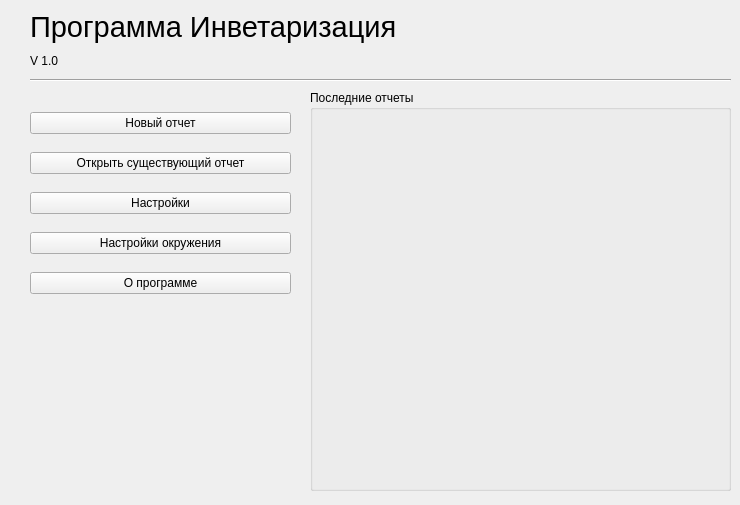
Above: UI/main.ui from RedContain/diplom before the change. Below: the same form after it.
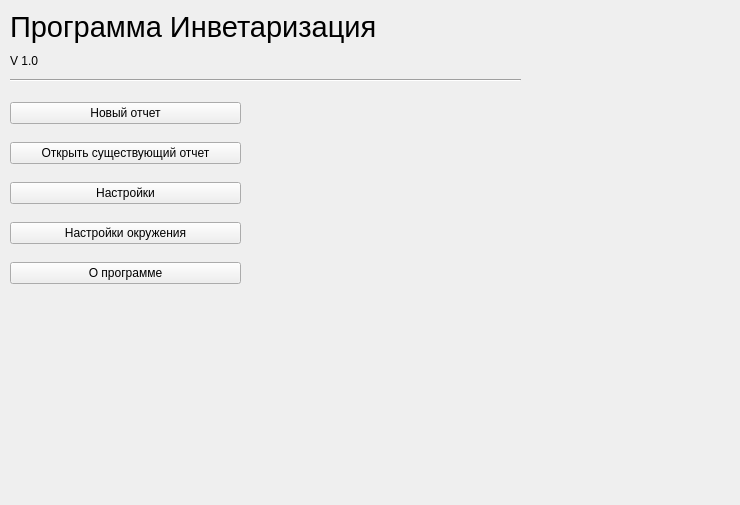
That is the form after the change.

```diff
--- a/UI/main.ui
+++ b/UI/main.ui
@@ -29,9 +29,9 @@
    <widget class="QWidget" name="gridLayoutWidget">
     <property name="geometry">
      <rect>
-      <x>30</x>
-      <y>100</y>
-      <width>261</width>
+      <x>10</x>
+      <y>90</y>
+      <width>231</width>
       <height>211</height>
      </rect>
     </property>
@@ -76,9 +76,9 @@
    <widget class="Line" name="line">
     <property name="geometry">
      <rect>
-      <x>30</x>
+      <x>10</x>
       <y>70</y>
-      <width>701</width>
+      <width>511</width>
       <height>20</height>
      </rect>
     </property>
@@ -86,25 +86,12 @@
      <enum>Qt::Orientation::Horizontal</enum>
     </property>
    </widget>
-   <widget class="QGroupBox" name="groupBox">
-    <property name="geometry">
-     <rect>
-      <x>310</x>
-      <y>90</y>
-      <width>421</width>
-      <height>401</height>
-     </rect>
-    </property>
-    <property name="title">
-     <string>Последние отчеты</string>
-    </property>
-   </widget>
    <widget class="QWidget" name="gridLayoutWidget_2">
     <property name="geometry">
      <rect>
-      <x>30</x>
+      <x>10</x>
       <y>10</y>
-      <width>491</width>
+      <width>511</width>
       <height>61</height>
      </rect>
     </property>
```
Left out of the diff: 1 changed line with no effect on the pictures.
